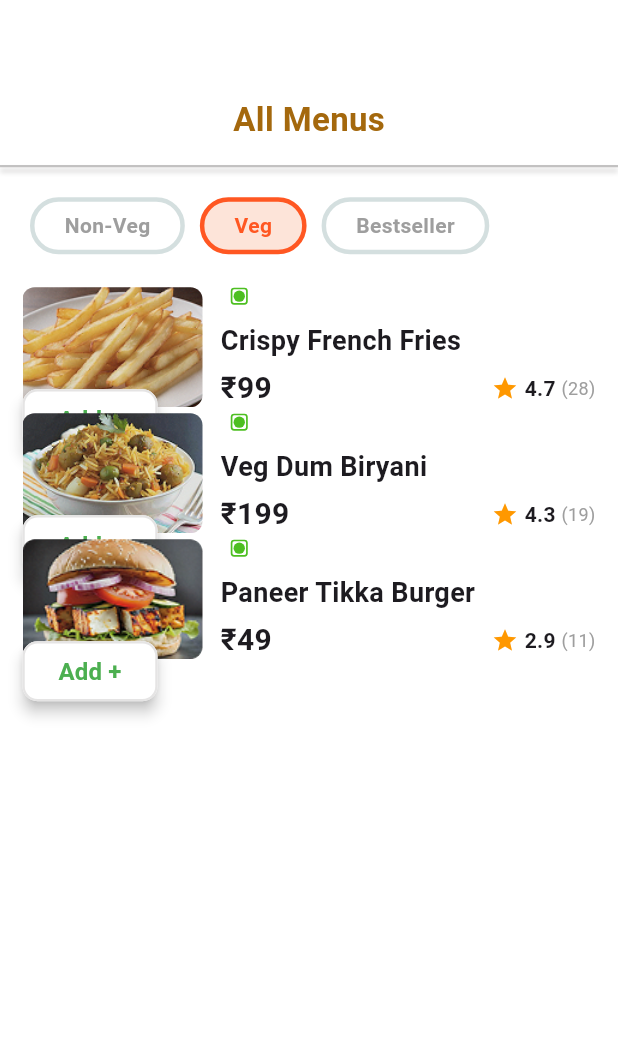
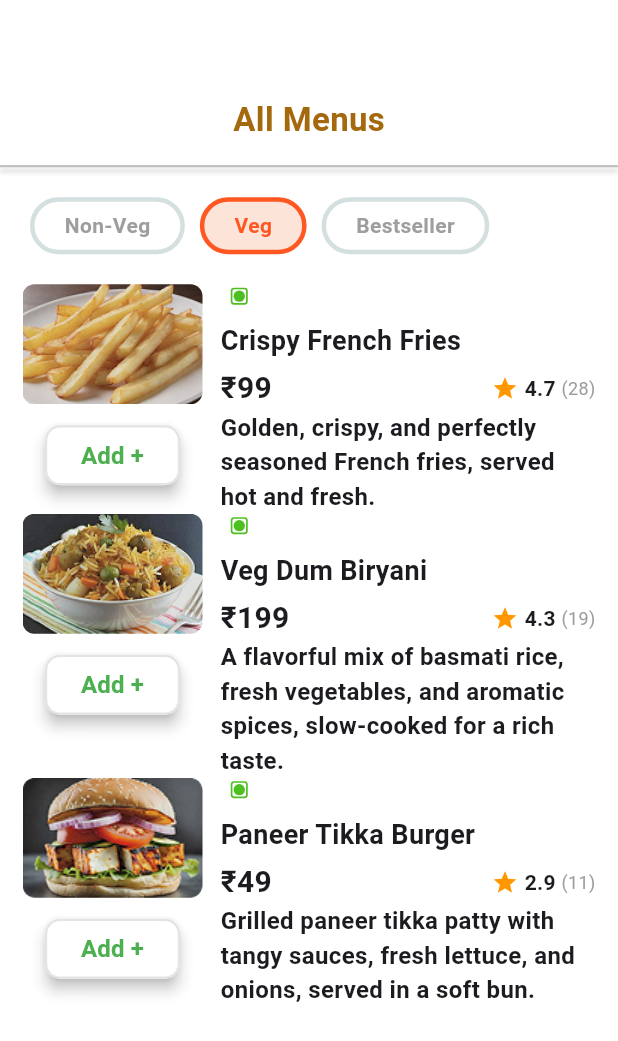
Before and after one commit to PrachiBaituleKutumbInfo/Food-App, a Flutter app: the MenuScreen screen opened directly, on a phone screen of 412 x 824 dp. Shown: the top 1041 px of the screen. Run offline on Flutter 3.47's test engine with Material 3 defaults, Android fonts, the phone set to English and light mode, and no system bars; our stand-ins replace flutter_svg, geolocator, google_maps_flutter.

Commit message:
position

```diff
--- a/lib/features/auth/presentation/screens/menu_screen.dart
+++ b/lib/features/auth/presentation/screens/menu_screen.dart
@@ -19,7 +19,8 @@ class _MenuScreenState extends State<MenuScreen> {
       "category": "non-veg",
       "rating": "4.5",
       "reviews": "25",
-      "description": ""
+      "description":
+          "Aromatic basmati rice cooked with succulent chicken pieces, infused with traditional spices and slow-cooked to perfection."
     },
     {
       "image": "assets/images/image-Chicken-Popcorn.png",
@@ -28,7 +29,8 @@ class _MenuScreenState extends State<MenuScreen> {
       "category": "non-veg",
       "rating": "4.2",
       "reviews": "18",
-      "description": ""
+      "description":
+          "Crispy, bite-sized chicken pieces, coated with flavorful seasoning and deep-fried to golden perfection."
     },
     {
       "image": "assets/images/image-Chicken-supreme-pizza.png",
@@ -37,7 +39,8 @@ class _MenuScreenState extends State<MenuScreen> {
       "category": "non-veg",
       "rating": "4.8",
       "reviews": "30",
-      "description": ""
+      "description":
+          "A delicious pizza loaded with spicy chicken chunks, fresh vegetables, and a generous layer of mozzarella cheese."
     },
     {
       "image": "assets/images/image-chicken-tikka-burger.png",
@@ -46,7 +49,8 @@ class _MenuScreenState extends State<MenuScreen> {
       "category": "non-veg",
       "rating": "4.6",
       "reviews": "22",
-      "description": ""
+      "description":
+          "Grilled chicken tikka patty topped with fresh lettuce, onions, and special sauces, served in a soft bun."
     },
     {
       "image": "assets/images/image-Crispy-French-Fries.png",
@@ -55,7 +59,8 @@ class _MenuScreenState extends State<MenuScreen> {
       "category": "veg",
       "rating": "4.7",
       "reviews": "28",
-      "description": ""
+      "description":
+          "Golden, crispy, and perfectly seasoned French fries, served hot and fresh."
     },
     {
       "image": "assets/images/Image-veg-dum-biryani.png",
@@ -64,7 +69,8 @@ class _MenuScreenState extends State<MenuScreen> {
       "category": "veg",
       "rating": "4.3",
       "reviews": "19",
-      "description": ""
+      "description":
+          "A flavorful mix of basmati rice, fresh vegetables, and aromatic spices, slow-cooked for a rich taste."
     },
     {
       "image": "assets/images/image-Paneer-tikka-Burger.png",
@@ -73,7 +79,8 @@ class _MenuScreenState extends State<MenuScreen> {
       "category": "veg",
       "rating": "2.9",
       "reviews": "11",
-      "description": ""
+      "description":
+          "Grilled paneer tikka patty with tangy sauces, fresh lettuce, and onions, served in a soft bun."
     },
     {
       "image": "assets/images/Image-Peri-Peri-Chicken-Pizza.png",
@@ -82,7 +89,8 @@ class _MenuScreenState extends State<MenuScreen> {
       "category": "non-veg",
       "rating": "3.4",
       "reviews": "3",
-      "description": ""
+      "description":
+          "A spicy and flavorful pizza topped with juicy peri-peri chicken, cheese, and zesty peri-peri sauce."
     },
     {
       "image": "assets/images/image-Chicken-Pepperoni-Pizza.png",
@@ -91,7 +99,8 @@ class _MenuScreenState extends State<MenuScreen> {
       "category": "non-veg",
       "rating": "4",
       "reviews": "6",
-      "description": ""
+      "description":
+          "A delicious pizza loaded with spicy chicken pepperoni slices, cheese, and a rich tomato sauce."
     },
   ];
 
@@ -156,7 +165,13 @@ class _MenuScreenState extends State<MenuScreen> {
             child: ListView(
               padding: const EdgeInsets.symmetric(horizontal: 15),
               children: menuItems
-                  .where((item) => item["category"] == selectedCategory)
+                  .where((item) {
+                    if (selectedCategory == "bestseller") {
+                      return double.parse(item["rating"]!) >=
+                          4.5; // Bestseller if rating ≥ 4.5
+                    }
+                    return item["category"] == selectedCategory;
+                  })
                   .map((item) => _buildMenuItem(item))
                   .toList(),
             ),
@@ -167,12 +182,15 @@ class _MenuScreenState extends State<MenuScreen> {
   }
 
   Widget _buildMenuItem(Map<String, String> item) {
-    return Stack(
-      clipBehavior: Clip.none, // Allows overflow
+    return Stack(clipBehavior: Clip.none,
     children: [
       Row(
+        crossAxisAlignment: CrossAxisAlignment.start,
         children: [
-            /// **Food Image with Stack**
+          /// **Food Image with "Add +" Button**
+          Column(
+
+            children: [
               ClipRRect(
                 borderRadius: BorderRadius.circular(8),
                 child: Image.asset(
@@ -182,6 +200,37 @@ class _MenuScreenState extends State<MenuScreen> {
                   fit: BoxFit.cover,
                 ),
               ),
+              const SizedBox(height: 10), // Space between image and button
+
+              /// **"Add +" Button**
+              Positioned(
+                bottom: -30,
+                child: ElevatedButton(
+                  onPressed: () {},
+                  style: ElevatedButton.styleFrom(
+                    backgroundColor: Colors.white,
+                    shape: RoundedRectangleBorder(
+                      borderRadius: BorderRadius.circular(10),
+                      side: const BorderSide(
+                        color: Color.fromARGB(255, 229, 228, 228), // Grey border
+                        width: 1.5,
+                      ),
+                    ),
+                    elevation: 4, // Button shadow
+                  ),
+                  child: const Text(
+                    "Add +",
+                    style: TextStyle(
+                      fontSize: 16,
+                      color: Colors.green,
+                      fontWeight: FontWeight.bold,
+                    ),
+                  ),
+                ),
+              ),
+            ],
+          ),
+
           const SizedBox(width: 12),
 
           /// **Food Details**
@@ -196,7 +245,6 @@ class _MenuScreenState extends State<MenuScreen> {
                   width: 25,
                   height: 25,
                 ),
-
                 Text(
                   item["title"]!,
                   style: const TextStyle(
@@ -219,8 +267,7 @@ class _MenuScreenState extends State<MenuScreen> {
                     ),
                     Row(
                       children: [
-                          const Icon(Icons.star,
-                              color: Colors.orange, size: 18),
+                        const Icon(Icons.star, color: Colors.orange, size: 18),
                         const SizedBox(width: 4),
                         Text(
                           "${item["rating"]} ",
@@ -228,48 +275,24 @@ class _MenuScreenState extends State<MenuScreen> {
                         ),
                         Text(
                           "(${item["reviews"]})",
-                            style: const TextStyle(
-                                color: Colors.grey, fontSize: 12),
+                          style:
+                              const TextStyle(color: Colors.grey, fontSize: 12),
                         ),
                       ],
                     ),
                   ],
+                ),
+                Text(
+                  "${item["description"]} ",
+                  style: const TextStyle(
+                      fontSize: 16, fontWeight: FontWeight.bold),
                 ),
               ],
             ),
           ),
         ],
       ),
-
-        /// **"Add +" Button (Positioned Below Image)**
-        Positioned(
-          bottom: -30, // Moves button slightly below image
-          // Adjust left padding
-          child: ElevatedButton(
-            onPressed: () {},
-            style: ElevatedButton.styleFrom(
-              backgroundColor: Colors.white,
-              shape: RoundedRectangleBorder(
-                borderRadius: BorderRadius.circular(10),
-                side: const BorderSide(
-                  color: Color.fromARGB(255, 229, 228, 228), // Grey border
-                  width: 1.5,
-                ),
-              ),
-              elevation: 4, // Add button shadow
-            ),
-            child: const Text(
-              "Add +",
-              style: TextStyle(
-                fontSize: 16,
-                color: Colors.green,
-                fontWeight: FontWeight.bold,
-              ),
-            ),
-          ),
-        ),
-      ],
-    );
+    ]);
   }
 
   Widget _buildCategoryChip(String categoryKey, String categoryLabel) {
```
Lines whose indentation alone changed are shown as unchanged.
